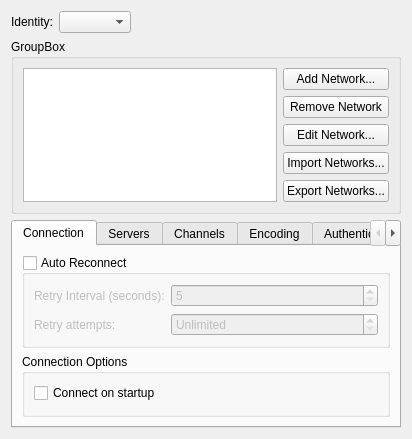
First picture: the form in aki/dialogs/ui/networkdialog.ui, repository KDE/aki, before the edit.
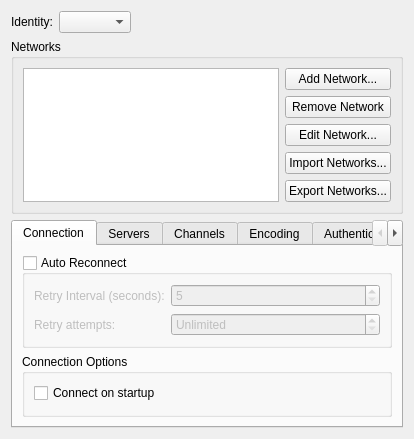
Second picture: the form after the edit. Custom widgets are drawn as their Qt base class.

```diff
--- a/aki/dialogs/ui/networkdialog.ui
+++ b/aki/dialogs/ui/networkdialog.ui
@@ -6,7 +6,7 @@
    <rect>
     <x>0</x>
     <y>0</y>
-    <width>412</width>
+    <width>414</width>
     <height>436</height>
    </rect>
   </property>
@@ -29,7 +29,7 @@
      <item row="1" column="0" colspan="2">
       <widget class="QGroupBox" name="groupBox">
        <property name="title">
-        <string>GroupBox</string>
+        <string>Networks</string>
        </property>
        <layout class="QGridLayout" name="gridLayout">
         <item row="0" column="0">
```
Left out of the diff: 6 changed lines with no effect on the pictures.
